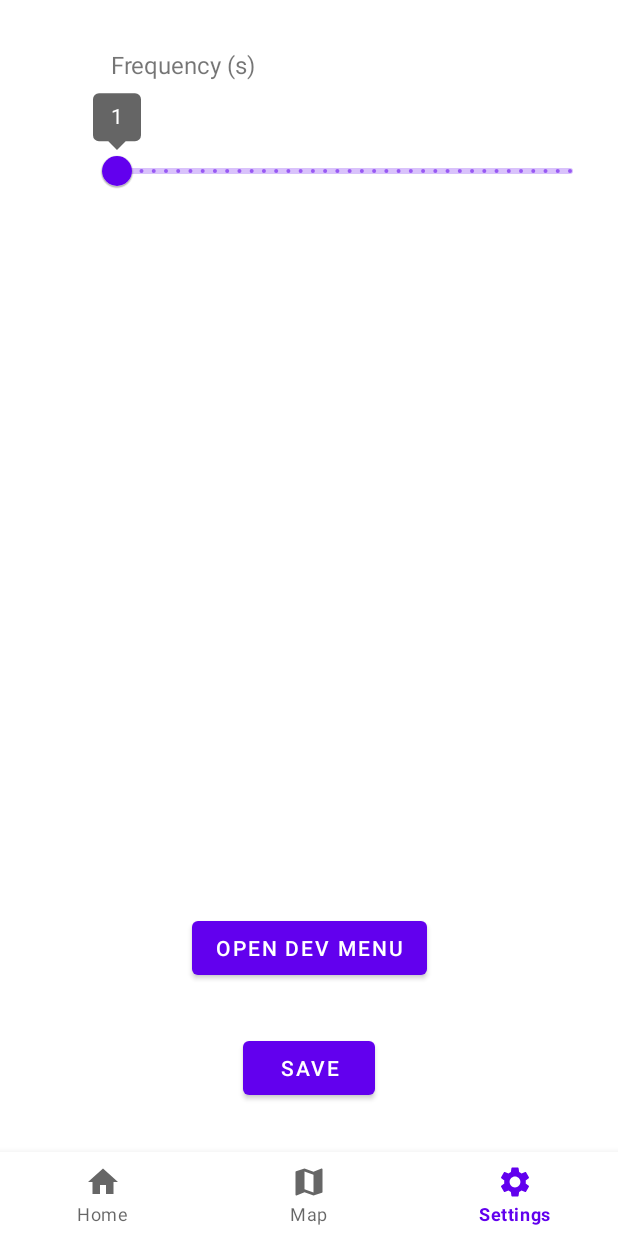
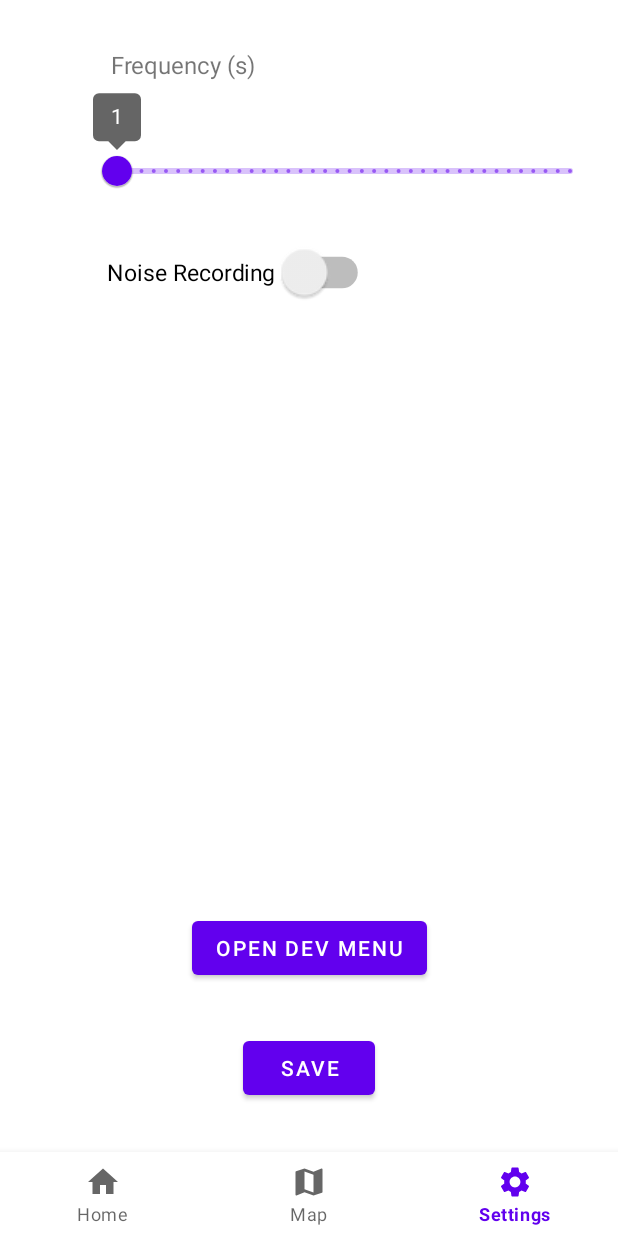
Before and after one commit to trdin/Digital-twin-StudApp, an Android app: the screen it shows after launch (MainActivity), item 3 of the bottom bar chosen, on a phone screen of 412 x 824 dp. Run offline under Robolectric (Android 15) with nearby library versions, the phone set to English and light mode, and no system bars; our stand-ins replace EventBus, Timber; libraries missing offline, so code that uses them is left out: org.osmdroid.api, org.osmdroid.tileprovider, org.osmdroid.util, org.osmdroid.views; pictures from the network do not load; 1 statement that could not run was skipped.

Commit message:
noise recording tasks SMLTG-192

```diff
--- a/app/src/main/java/com/example/studapp/MainActivity.kt
+++ b/app/src/main/java/com/example/studapp/MainActivity.kt
@@ -143,6 +143,7 @@ class MainActivity : AppCompatActivity() {
                     noiseRecorder.context = this@MainActivity
                     //Log.d("aaa", noiseRecorder.noiseLevel.toString())
                     mainHandler.postDelayed(this, ((app.frequency * 1000).toLong()))
+                    if(app.recordSetting) {
                         val noiseDb = round(noiseRecorder.noiseLevel)
                         val simpleDateFormat = SimpleDateFormat("yyyy-MM-dd HH:mm", Locale.ENGLISH)
                         val time = Calendar.getInstance().time
@@ -159,6 +160,7 @@ class MainActivity : AppCompatActivity() {
                         } catch (ex: IOException) {
                             Timber.tag("dev_post_req").e(ex)
                             mainHandler.removeCallbacks(updateTextTask!!)
+                        }
                     }
                     //noise, lat, lon , time.
                 }
--- a/app/src/main/res/layout/fragment_settings.xml
+++ b/app/src/main/res/layout/fragment_settings.xml
@@ -60,5 +60,21 @@
         app:layout_constraintEnd_toEndOf="parent"
         app:layout_constraintStart_toStartOf="parent" />
 
+    <Switch
+        android:id="@+id/recorderSetting"
+        android:layout_width="wrap_content"
+        android:layout_height="wrap_content"
+        android:layout_marginStart="40dp"
+        android:layout_marginTop="30dp"
+        android:scaleX="1.5"
+        android:scaleY="1.5"
+        android:text="Noise Recording"
+        android:textSize="10sp"
+        app:layout_constraintStart_toStartOf="@+id/guideline2"
+        app:layout_constraintTop_toBottomOf="@+id/slFrequency"
+        tools:ignore="UseSwitchCompatOrMaterialXml" />
+
+
+
 
 </androidx.constraintlayout.widget.ConstraintLayout>
```
Also changed, not shown: app/src/main/java/com/example/studapp/MyApplication.kt (+38 -0 lines), app/src/main/java/com/example/studapp/SettingsFragment.kt (+9 -2 lines). Lines whose indentation alone changed are shown as unchanged.
